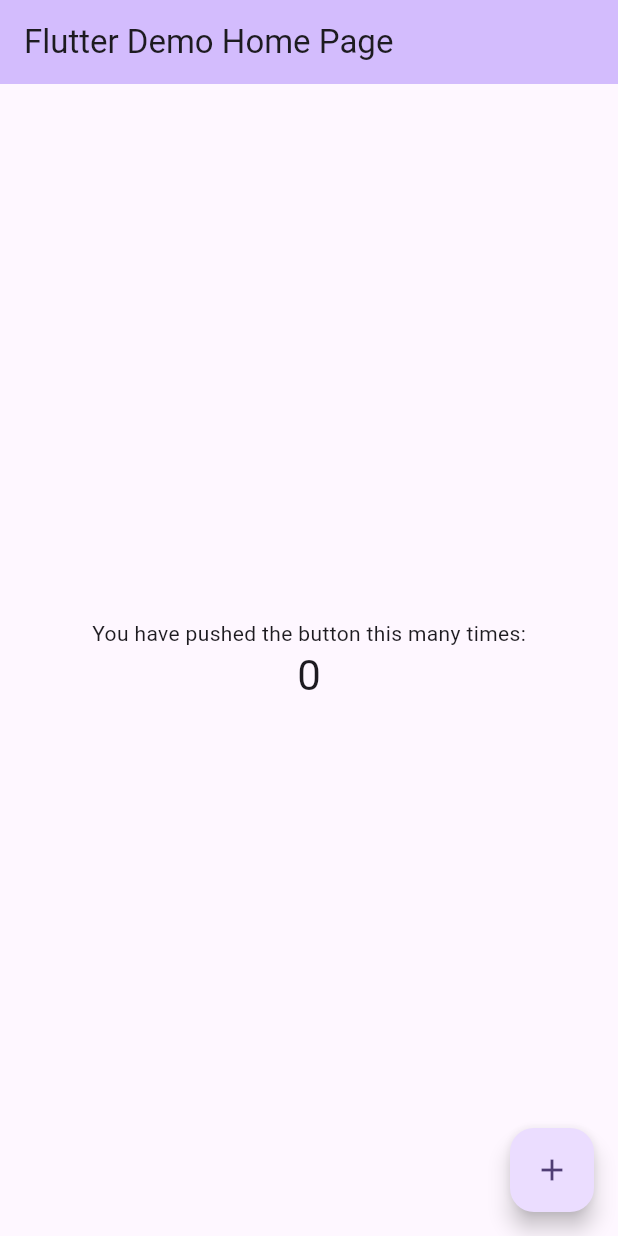
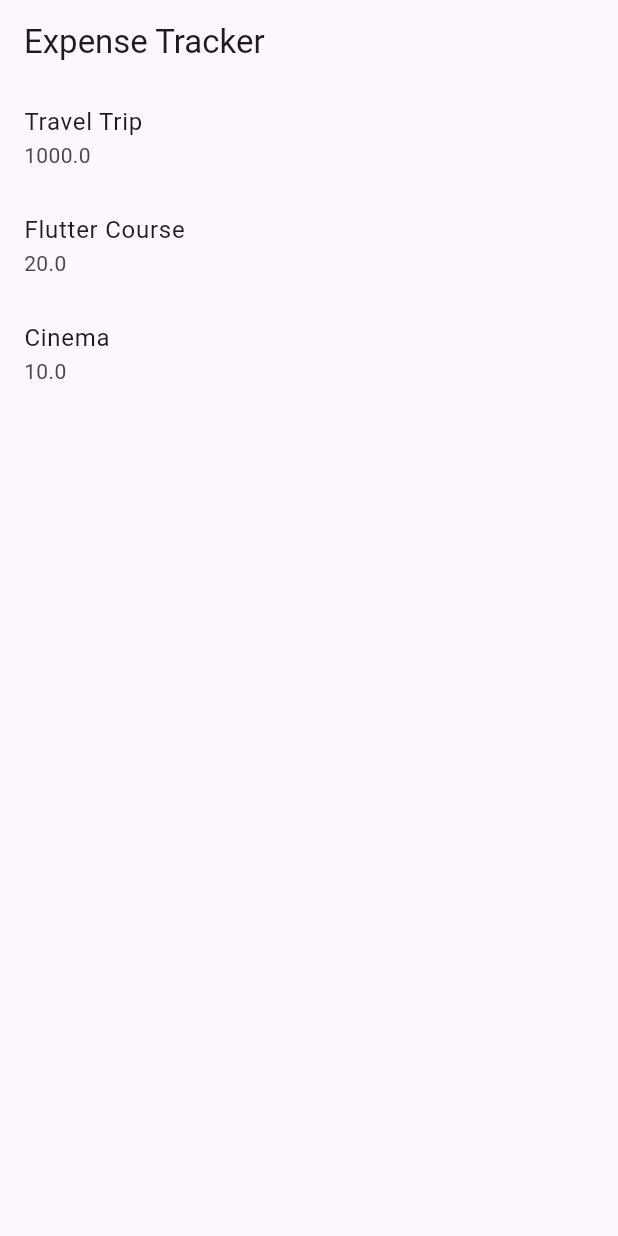
Before and after one commit to ClementPeter/flutter_maximillian, a Flutter app: the screen it shows after launch, on a phone screen of 412 x 824 dp. Run offline on Flutter 3.47's test engine with Material 2 defaults, Android fonts, the phone set to English and light mode, and no system bars; our stand-ins replace google_fonts.

Commit message:
💰expense_tracker

```diff
--- /dev/null
+++ b/expense_tracker/lib/expense_list.dart
@@ -0,0 +1,24 @@
+import 'package:expense_tracker/model/expense.dart';
+import 'package:flutter/material.dart';
+
+class ExpenseList extends StatelessWidget {
+  const ExpenseList({super.key, required this.expense});
+
+  final List<Expense> expense;
+
+  @override
+  Widget build(BuildContext context) {
+    return ListView.builder(
+        itemCount: expense.length,
+        itemBuilder: (context, index) {
+          print("list view builder : $index");
+          return ListTile(
+            title: Text(expense[index].title),
+            subtitle: Text(expense[index].amount.toString()),
+            // trailing: Row(children: [
+            //   Text(expense[index].date);
+            // ],),
+          );
+        });
+  }
+}
--- a/expense_tracker/lib/expenses.dart
+++ b/expense_tracker/lib/expenses.dart
@@ -1,3 +1,5 @@
+import 'package:expense_tracker/expense_list.dart';
+import 'package:expense_tracker/model/expense.dart';
 import 'package:flutter/material.dart';
 
 class Expenses extends StatefulWidget {
@@ -8,16 +10,45 @@ class Expenses extends StatefulWidget {
 }
 
 class _ExpensesState extends State<Expenses> {
+  //List of dummy expenses
+  final List<Expense> _registeredExpense = [
+    Expense(
+      title: 'Travel Trip',
+      amount: 1000,
+      date: DateTime.now(),
+      category: Category.leisure,
+    ),
+    Expense(
+      title: 'Flutter Course',
+      amount: 20.0,
+      date: DateTime.now(),
+      category: Category.work,
+    ),
+    Expense(
+      title: 'Cinema ',
+      amount: 10.0,
+      date: DateTime.now(),
+      category: Category.leisure,
+    )
+  ];
+
   @override
   Widget build(BuildContext context) {
     return Scaffold(
-      appBar: AppBar(title: Text('Expense Tracker')),
-      body: Column(
-        children: [
-          Text('Chart'),
-          Text('Expenses'),
-        ],
+      appBar: AppBar(
+        title: const Text('Expense Tracker'),
       ),
+      // body: Column(
+      //   children: [
+      //     Text('Chart'),
+      //     Text('Expenses'),
+      //   ],
+      // ),
+      // body: ListView(
+      //   children:
+      //       _registeredExpense.map((expense) => Text(expense.title)).toList(),
+      // ),
+      body: ExpenseList(expense: _registeredExpense),
     );
   }
 }
--- a/expense_tracker/lib/main.dart
+++ b/expense_tracker/lib/main.dart
@@ -1,3 +1,4 @@
+import 'package:expense_tracker/expenses.dart';
 import 'package:flutter/material.dart';
 
 void main() {
@@ -10,60 +11,12 @@ class MyApp extends StatelessWidget {
   @override
   Widget build(BuildContext context) {
     return MaterialApp(
-      title: 'Flutter Demo',
+      title: 'Expense Tracker',
       theme: ThemeData(
         colorScheme: ColorScheme.fromSeed(seedColor: Colors.deepPurple),
         useMaterial3: true,
       ),
-      home: const MyHomePage(title: 'Flutter Demo Home Page'),
+      home: const Expenses(),
     );
   }
 }
-
-class MyHomePage extends StatefulWidget {
-  const MyHomePage({super.key, required this.title});
-
-  final String title;
-
-  @override
-  State<MyHomePage> createState() => _MyHomePageState();
-}
-
-class _MyHomePageState extends State<MyHomePage> {
-  int _counter = 0;
-
-  void _incrementCounter() {
-    setState(() {
-      _counter++;
-    });
-  }
-
-  @override
-  Widget build(BuildContext context) {
-    return Scaffold(
-      appBar: AppBar(
-        backgroundColor: Theme.of(context).colorScheme.inversePrimary,
-        title: Text(widget.title),
-      ),
-      body: Center(
-        child: Column(
-          mainAxisAlignment: MainAxisAlignment.center,
-          children: <Widget>[
-            const Text(
-              'You have pushed the button this many times:',
-            ),
-            Text(
-              '$_counter',
-              style: Theme.of(context).textTheme.headlineMedium,
-            ),
-          ],
-        ),
-      ),
-      floatingActionButton: FloatingActionButton(
-        onPressed: _incrementCounter,
-        tooltip: 'Increment',
-        child: const Icon(Icons.add),
-      ),
-    );
-  }
-}
--- a/expense_tracker/lib/model/expense.dart
+++ b/expense_tracker/lib/model/expense.dart
@@ -1,8 +1,28 @@
+import 'package:uuid/uuid.dart';
+
+//For generating uuid for each object instance
+var uuid = const Uuid();
+
+//enum to hold fixed values in our app
+enum Category { food, leisure, travel, work }
+
 class Expense {
   final String id;
   final String title;
   final double amount;
   final DateTime date;
+  final Category category;
 
-  Expense(this.id, this.title);
+  //passing uuid as initializer list to ensure it get generated on every object instance
+  Expense({
+    required this.title,
+    required this.amount,
+    required this.date,
+    required this.category,
+  }) : id = uuid.v4();
+
+  @override
+  String toString() {
+    return "Expense instance : $id";
+  }
 }
--- a/expense_tracker/pubspec.yaml
+++ b/expense_tracker/pubspec.yaml
@@ -35,6 +35,7 @@ dependencies:
   # The following adds the Cupertino Icons font to your application.
   # Use with the CupertinoIcons class for iOS style icons.
   cupertino_icons: ^1.0.2
+  uuid: ^3.0.7
 
 dev_dependencies:
   flutter_test:
```
Also changed, not shown: expense_tracker/pubspec.lock.
